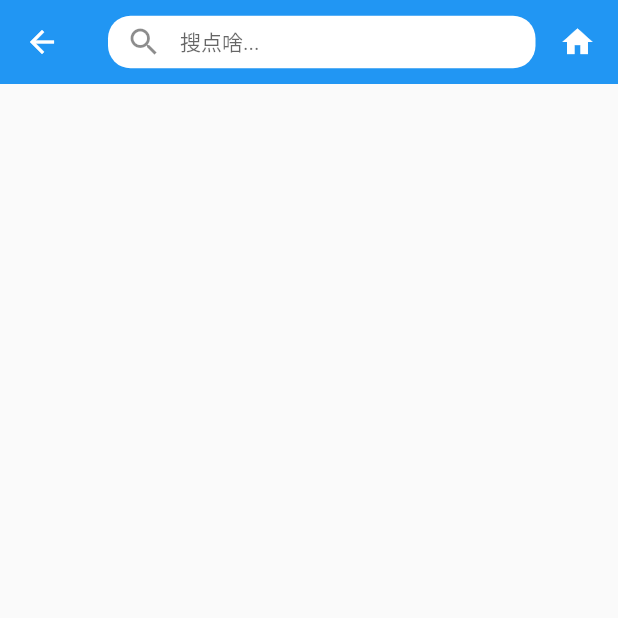
After one commit to LLLxj/flins-app, a Flutter app: the screen it shows after launch, after a tap on "在线体检室 智能问诊 心理测评", on a phone screen of 412 x 824 dp, the top half of it. The commit adds this screen. Run offline on Flutter 3.47's test engine with Material 2 defaults, Android fonts, the phone set to English and light mode, and no system bars; our stand-ins replace dio, fluro, flutter_screenutil, webview_flutter; network calls fail.

Commit message:
更新tab、好物、搜索页面

```diff
--- a/lib/component/home/article_detail/index.dart
+++ b/lib/component/home/article_detail/index.dart
@@ -33,7 +33,7 @@ class _ArticleDetailState extends State<ArticleDetail> {
       body: Container(
         child: WebView(
           // initialUrl: "http://mp.flins.com.cn/mbbearing/details?id=509",
-          // initialUrl: "http://www.liuzijian.cn/suibi/58.html",
+          initialUrl: "http://www.liuzijian.cn/suibi/58.html",
           // initialUrl: "https://www.scohmed.com/details?id=364",
           // initialUrl: "https://www.flins.com.cn/newsDetails2.html",
           // initialUrl: "https://www.flins.com.cn/",
--- a/lib/component/home/healthy_manage/index.dart
+++ b/lib/component/home/healthy_manage/index.dart
@@ -1,6 +1,8 @@
 import 'package:flutter/material.dart';
 import 'package:flutter_screenutil/flutter_screenutil.dart';
-import 'package:huoshan_app/utils/adapt_size.dart';
+// import 'package:huoshan_app/utils/adapt_size.dart';
+import 'package:huoshan_app/router/routes.dart';
+
 
 class HealthyManage extends StatefulWidget {
   @override
@@ -8,8 +10,6 @@ class HealthyManage extends StatefulWidget {
 }
 
 class _HealthyManageState extends State<HealthyManage> {
-
-  var _info = '';
 
   @override
   Widget build(BuildContext context) {
@@ -26,7 +26,7 @@ class _HealthyManageState extends State<HealthyManage> {
           ),
           GestureDetector(
             onTap: (){
-              toPageMorePrivilege();
+              toPageMorePrivilege(FireRouter.searchPage);
             },
             child: Container(
               width: ScreenUtil().setWidth(690.0),
@@ -60,7 +60,6 @@ class _HealthyManageState extends State<HealthyManage> {
                             ),
                           )
                         )
-
                       ]
                     )
                   )
@@ -73,11 +72,10 @@ class _HealthyManageState extends State<HealthyManage> {
     );
   }
 
-  toPageMorePrivilege () {
-    print("跳转特权页面");
-    setState(() {
-      _info = 'aaa';
-    });
-    print(_info);
+  toPageMorePrivilege (item) {
+    if (item != null && item.isNotEmpty) {
+      Navigator.of(context).pushNamed(item);
+      // if (onTap != null) onTap();
+    }
   }
 }
--- /dev/null
+++ b/lib/component/search/index.dart
@@ -0,0 +1,34 @@
+import 'package:flutter/material.dart';
+import 'package:huoshan_app/component/search/search_input.dart';
+
+class SearchPage extends StatefulWidget {
+  @override
+  _SearchPageState createState() => _SearchPageState();
+}
+
+class _SearchPageState extends State<SearchPage> {
+  @override
+  Widget build(BuildContext context) {
+    return Scaffold(
+      body: CustomScrollView(
+        slivers: <Widget>[
+          _buildSliverAppBar(),
+        ]
+      ),
+    );
+  }
+
+  Widget _buildSliverAppBar () {
+    return SliverAppBar(
+      pinned: true,
+      title: SearchInput(),
+      actions: <Widget>[
+        Padding(
+          padding: const EdgeInsets.only(right: 15.0),
+          child: Icon(Icons.home),
+          // child: Icon(TolyIcon.icon_sound),
+        )
+      ],
+    );
+  }
+}
--- /dev/null
+++ b/lib/component/search/search_input.dart
@@ -0,0 +1,56 @@
+import 'package:flutter/material.dart';
+
+class SearchInput extends StatefulWidget {
+  @override
+  _SearchInputState createState() => _SearchInputState();
+}
+
+class _SearchInputState extends State<SearchInput> {
+  TextEditingController _controller=TextEditingController();//文本控制器
+  @override
+  Widget build(BuildContext context) => Center(
+    child: Container(
+      decoration: new BoxDecoration(
+        // border: new Border.all(width: 1.0, color: Colors.red),
+      ),
+      height: 35,
+      child: TextField(
+        autofocus: false, //自动聚焦，闪游标
+        controller: _controller,
+        maxLines: 1,
+        decoration: InputDecoration( // 输入框装饰
+          contentPadding: EdgeInsets.all(0),
+          filled: true, // 填满
+          fillColor: Colors.white, // 白色
+          prefixIcon:  Icon(Icons.search), // 前标
+          // contentPadding: EdgeInsets.only(right: 0), // 调整文字边距
+          border: UnderlineInputBorder(
+            borderSide: BorderSide.none, // 去边线
+            borderRadius: BorderRadius.all(Radius.circular(15)),
+          ),
+          hintText: "搜点啥...",//提示
+          hintStyle: TextStyle(fontSize: 14)//提示样式
+        ),
+        onChanged: (str) => getValue(str),
+        // onChanged: (str) => BlocProvider.of<SearchBloc>(context)
+        //     .add(SearchWidgetEvent(args:SearchArgs(name: str,stars: [1,2,3,4,5]))),
+
+        onSubmitted: (str) {//提交后
+          FocusScope.of(context).requestFocus(FocusNode()); //收起键盘
+          // _controller.clear();
+        },
+      )
+    )
+  );
+
+
+  @override
+  void dispose() {
+    _controller.dispose();
+    super.dispose();
+  }
+
+  getValue (item) {
+    print(item);
+  }
+}
--- /dev/null
+++ b/lib/layout/goods_page.dart
@@ -0,0 +1,84 @@
+import 'package:flutter/material.dart';
+
+
+class GoodsPage extends StatelessWidget {
+  final _tabs = ['风神传', '封妖志', "幻将录", "永恒传说"];
+
+  @override
+  Widget build(BuildContext context) {
+    return Container(
+      width: MediaQuery.of(context).size.width,
+      height: MediaQuery.of(context).size.height,
+      child: Scaffold(
+        body: DefaultTabController(
+          length: _tabs.length,
+          child: NestedScrollView(
+            headerSliverBuilder:
+                (BuildContext context, bool innerBoxIsScrolled) {
+              return <Widget>[
+                SliverOverlapAbsorber(
+                  handle: NestedScrollView.sliverOverlapAbsorberHandleFor(
+                      context),
+                  sliver:
+                  SliverAppBar(
+                    title: const Text('旷古奇书'),
+                    pinned: true,
+                    elevation: 6, //影深
+                    expandedHeight: 220.0,
+                    forceElevated: innerBoxIsScrolled, //为true时展开有阴影
+                    flexibleSpace: FlexibleSpaceBar(
+                      background: Image.asset(
+                        "assets/images/goods/caver.webp",
+                        fit: BoxFit.cover,
+                      ),
+                    ),
+                    bottom: TabBar(
+                      tabs: _tabs.map((String name) => Tab(text: name,)).toList()
+                    )
+                  )
+                )
+              ];
+            },
+            body: _buildTabBarView(),
+          ),
+        ),
+      ));
+  }
+
+  Widget _buildTabBarView() {
+    return TabBarView(
+      children: _tabs.map((String name) {
+        return SafeArea(
+          top: false,
+          bottom: false,
+          child: Builder(
+            builder: (BuildContext context) {
+              return CustomScrollView(
+                key: PageStorageKey<String>(name),
+                slivers: <Widget>[
+                  SliverOverlapInjector(
+                    handle: NestedScrollView.sliverOverlapAbsorberHandleFor(context),
+                  ),
+                  SliverPadding(
+                    padding: const EdgeInsets.all(8.0),
+                    sliver: SliverFixedExtentList(
+                      itemExtent: 48.0,
+                      delegate: SliverChildBuilderDelegate(
+                        (BuildContext context, int index) {
+                          return ListTile(
+                            title: Text('《$name》 第 $index章'),
+                          );
+                        },
+                        childCount: 50,
+                      ),
+                    ),
+                  ),
+                ],
+              );
+            },
+          ),
+        );
+      }).toList(),
+    );
+  }
+}
--- /dev/null
+++ b/lib/layout/slider_home_page.dart
@@ -0,0 +1,119 @@
+import 'package:flutter/material.dart';
+import 'package:huoshan_app/component/search/index.dart';
+import 'package:huoshan_app/router/routes.dart';
+import 'package:huoshan_app/api/home.dart';
+
+
+class SliderHomePage extends StatefulWidget {
+  @override
+  _SliderHomePageState createState() => _SliderHomePageState();
+}
+
+class _SliderHomePageState extends State<SliderHomePage> with SingleTickerProviderStateMixin{
+
+  TabController _tabController;
+  final _SelectTextColor = const Color(0xFF44BA59);
+
+  final tabs = [
+    '首页', '推荐', '推荐1',
+  ];
+
+  var list = [
+    { 'title': '少儿疾病', 'status': true, 'subjectCode': 'children' },
+    { 'title': '新冠肺炎', 'status': false, 'subjectCode': 'ncov' },
+    { 'title': '女性疾病', 'status': false, 'subjectCode': 'mammary' },
+    { 'title': '健康专题', 'status': false, 'subjectCode': 'healthy' },
+    { 'title': '甲状腺', 'status': false, 'subjectCode': 'thyroid' }
+  ];
+
+  var params = {
+    'page': {
+      'currentPage': 1,
+      'pageSize': 6
+    },
+    'subjectCode': 'children',
+    'type': 2
+  };
+
+  var deseaseList = [];
+
+  @override
+  void initState () {
+    super.initState();
+    _getDataList();
+    _tabController = TabController(vsync: this, length: tabs.length);
+    _tabController.addListener(() {
+      // print(_tabController.index);
+      final index = _tabController.index;
+      // print(list[index]);
+      setState(() {
+        deseaseList = [];
+        params['subjectCode'] = list[index]['subjectCode'];
+      });
+      _getDataList();
+    });
+  }
+
+  @override
+  void dispose () {
+    _tabController.dispose();
+    super.dispose();
+  }
+
+  @override
+  Widget build(BuildContext context) {
+    return Scaffold(
+      appBar: PreferredSize(
+        child: AppBar(
+          elevation: 1,
+          actions: <Widget>[
+            Container(
+              width: MediaQuery.of(context).size.width,
+              // decoration: new BoxDecoration(
+              //   color: _SelectTextColor,
+              // ),
+              // child: SearchPage(),
+            ),
+          ],
+          bottom: _buildTabBar()
+        ),
+        preferredSize: Size.fromHeight(50.0),
+      ),
+      body: _builderTabBarView()
+    );
+  }
+
+  Widget _buildTabBar () => TabBar(
+    isScrollable: true,
+    controller: _tabController,
+    indicatorColor: Colors.red, // 下划线颜色
+    tabs: tabs.map((e) => Tab(
+      text: e
+    )).toList()
+  );
+
+  Widget _builderTabBarView () => TabBarView(
+    controller: _tabController,
+    children: tabs.map((e) => Container(
+      decoration: new BoxDecoration(
+        // border: new Border.all(width: 1.0, color: Colors.red),
+      ),
+      child: ListView(
+        children: deseaseList.map((item) => Container(
+          // height: MediaQuery.of(context).size.height / 4,
+          child: Text(item['name']),
+        )).toList()
+      )
+    )).toList(),
+  );
+
+  void _getDataList () {
+    Home.deseaseList(params).then((data){
+      if (data['code'] == '0000') {
+        setState(() {
+          deseaseList = data['data']['page']['datas'];
+        });
+      }
+    });
+  }
+}
--- a/lib/router/router_handle.dart
+++ b/lib/router/router_handle.dart
@@ -2,6 +2,7 @@ import 'package:flutter/material.dart';
 import 'package:fluro/fluro.dart';
 import 'package:huoshan_app/component/home/article_detail/index.dart';
 import 'package:huoshan_app/component/empty/index.dart';
+import 'package:huoshan_app/component/search/index.dart';
 
 
 Handler articleDetail = Handler(
@@ -10,6 +11,12 @@ Handler articleDetail = Handler(
   }
 );
 
+Handler searchPage = Handler(
+  handlerFunc: (BuildContext context,Map<String,List<String>> params){
+    return SearchPage();
+  }
+);
+
 Handler emptyHandle = Handler(
   handlerFunc: (BuildContext context,Map<String,List<String>> params){
     return EmptyPage();
--- a/lib/router/routes.dart
+++ b/lib/router/routes.dart
@@ -3,6 +3,7 @@ import 'package:flutter/material.dart';
 import 'package:huoshan_app/router/router_effect.dart';
 import 'package:huoshan_app/component/home/article_detail/index.dart';
 import 'package:huoshan_app/layout/home_page.dart';
+import 'package:huoshan_app/component/search/index.dart';
 
 
 // import 'package:fluro/fluro.dart';
@@ -13,6 +14,7 @@ class FireRouter {
   static const String pageEmpty = 'emptyPage';
   static const String articleDetail = 'ArticleDetail';
   static const String homePage = 'HomePage';
+  static const String searchPage = 'SearchPage';
 
   static Route<dynamic> generateRoute(RouteSettings settings) {
     // setting 接收两个参数 name arguments
@@ -21,13 +23,15 @@ class FireRouter {
         return Right2LeftRouter(child: new ArticleDetail(id: settings.arguments));
       case homePage:
         return Right2LeftRouter(child: HomePage());
+      case searchPage:
+        return Right2LeftRouter(child: SearchPage());
       default:
         return MaterialPageRoute(
-            builder: (_) => Scaffold(
-                  body: Center(
-                    child: Text('No route defined for ${settings.name}'),
-                  ),
-                ));
+          builder: (_) => Scaffold(
+            body: Center(
+              child: Text('No route defined for ${settings.name}'),
+            ),
+          ));
     }
 
   }
--- a/pubspec.yaml
+++ b/pubspec.yaml
@@ -55,6 +55,7 @@ flutter:
   # To add assets to your application, add an assets section, like this:
   assets:
     - assets/images/home/
+    - assets/images/goods/
   # An image asset can refer to one or more resolution-specific "variants", see
   # https://flutter.dev/assets-and-images/#resolution-aware.
 
```
Also changed, not shown: lib/widget/bottom_bar.dart (+16 -0 lines), assets/images/goods/caver.webp (added), 1 other file.
